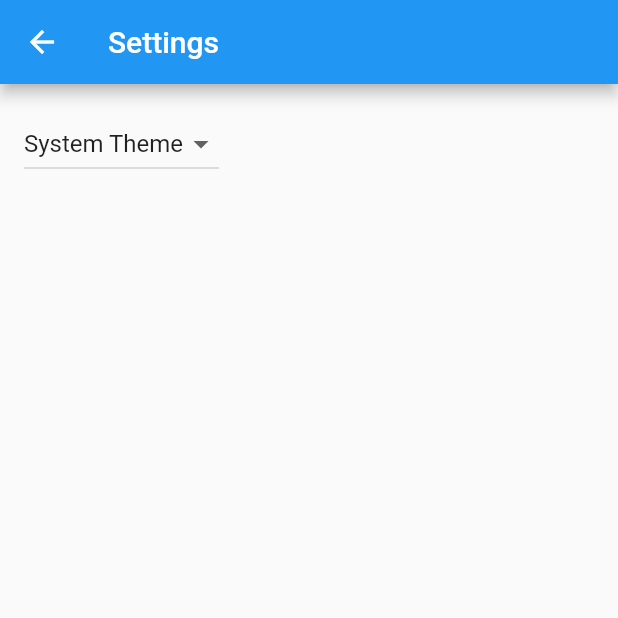
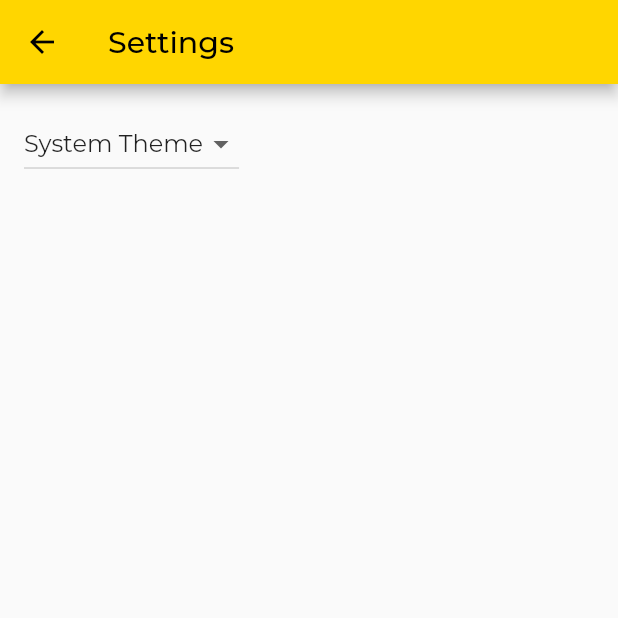
Before and after one commit to boostgrade/wtgt_delta, a Flutter app: the screen it shows after launch, item 2 of the bottom bar chosen, on a phone screen of 412 x 824 dp, the top half of it. Run offline on Flutter 3.47's test engine with Material 2 defaults, Android fonts, the phone set to English and light mode, and no system bars; our stand-ins replace bloc, dio, equatable, flutter_mobx, mobx, routemaster and 1 more; generated files the repository leaves out were written again.

Commit message:
feat(theme): add light theme: color, text, button, card

```diff
--- a/lib/src/core/ui/res/colors/colors.dart
+++ b/lib/src/core/ui/res/colors/colors.dart
@@ -3,26 +3,37 @@ import 'dart:ui';
 import 'package:flutter/material.dart';
 
 abstract class ProjectColors {
-  static const Color whiteColor = _white;
+  static const Color surface = _white;
+  static const Color background = _white;
   static const Color divider = _grey;
   static const Color shadow = _grey;
   static const Color disabledColor = _darkGrey;
   static const Color colorError = _freeSpeechRed;
-  static const Color primaryColor = _brightBlue;
+  static const Color primary = _brightYellow;
+  static const Color primaryColorDark = _darkYellow;
   static const Color activeColor = _green;
   static const Color textFieldColor = _brightGrey;
-  static const Color secondaryColor = _dustyBlue;
+  static const Color secondary = _dustyBlue;
   static const Color textColorPrimary = _black;
+  static const Color textColorSecondary = _darkGrey;
+  static const Color onError = _red;
+  static const Color onSurface = _black;
+  static const Color onBackground = _black;
+  static const Color onSecondary = _white;
+  static const Color onPrimary = _black;
+  static const Color card = _green;
 
 //TODO: Основная палитра
 
   static const Color _white = Color(0xFFFFFFFF);
   static const Color _grey = Color(0xFFDFDFDF);
   static const Color _freeSpeechRed = Color(0xFFE63946);
-  static const Color _darkGrey = Color(0xFF818C99);
-  static const Color _brightBlue = Color(0xFF457B9D);
-  static const Color _green = Color(0xFF90BE6D);
+  static const Color _darkGrey = Color(0xFF415170);
+  static const Color _green = Color(0xFFA9D899);
   static const Color _brightGrey = Color(0xFFEBEDF0);
   static const Color _dustyBlue = Color(0xFFA8DADC);
-  static const Color _black = Color(0xFF242424);
+  static const Color _black = Color(0xFF000000);
+  static const Color _brightYellow = Color(0xFFFFD600);
+  static const Color _darkYellow = Color(0xFFC7B800);
+  static const Color _red = Color(0xFFE33247);
 }
--- a/lib/src/features/app/ui/app.dart
+++ b/lib/src/features/app/ui/app.dart
@@ -1,12 +1,13 @@
-import 'package:provider/provider.dart';
-import 'package:routemaster/routemaster.dart';
-import 'package:where_to_go_today/src/features/app/ui/app_vm.dart';
-import 'package:where_to_go_today/src/di/app_dependency.dart';
-import 'package:where_to_go_today/src/navigation/navigation.dart';
 import 'package:flutter/material.dart';
 import 'package:flutter_gen/gen_l10n/app_localizations.dart';
 import 'package:flutter_localizations/flutter_localizations.dart';
+import 'package:provider/provider.dart';
+import 'package:routemaster/routemaster.dart';
 import 'package:where_to_go_today/src/core/ui/base/view_model_disposer_mixin.dart';
+import 'package:where_to_go_today/src/di/app_dependency.dart';
+import 'package:where_to_go_today/src/features/app/ui/app_vm.dart';
+import 'package:where_to_go_today/src/navigation/navigation.dart';
+import 'package:where_to_go_today/src/res/theme/wtgt_theme.dart';
 
 /// The Widget that configures your application.
 class App extends StatefulWidget {
@@ -16,7 +17,6 @@ class App extends StatefulWidget {
     Key? key,
     required this.vm,
   }) : super(key: key);
-
 
   @override
   State<App> createState() => _AppState();
@@ -52,7 +52,7 @@ class _AppState extends State<App> with ViewModelDisposerMixin<App, AppVm> {
           ],
           onGenerateTitle: (BuildContext context) =>
               AppLocalizations.of(context)!.appTitle,
-          theme: ThemeData(),
+          theme: WtgtTheme.lightTheme,
           darkTheme: ThemeData.dark(),
           themeMode: widget.vm.themeMode,
         );
--- /dev/null
+++ b/lib/src/res/theme/wtgt_theme.dart
@@ -0,0 +1,103 @@
+import 'package:flutter/cupertino.dart';
+import 'package:flutter/material.dart';
+import 'package:where_to_go_today/src/core/ui/res/colors/colors.dart';
+
+class WtgtTheme {
+  static ThemeData get lightTheme {
+    return ThemeData(
+      fontFamily: 'Montserrat',
+      textTheme: WtgtTextStyles.lightTextStyle,
+      colorScheme: WtgtColorScheme.lightColorScheme,
+      primaryColorDark: ProjectColors.primaryColorDark,
+      shadowColor: ProjectColors.shadow,
+      dividerColor: ProjectColors.divider,
+      disabledColor: ProjectColors.disabledColor,
+      backgroundColor: ProjectColors.background,
+      elevatedButtonTheme: ElevatedButtonThemeData(
+        style: ButtonStyle(
+          backgroundColor: MaterialStateProperty.resolveWith<Color>(
+            (Set<MaterialState> states) {
+              if (states.contains(MaterialState.disabled)) {
+                return ProjectColors.primary.withOpacity(0.5);
+              }
+
+              return ProjectColors.primary;
+            },
+          ),
+          shape: MaterialStateProperty.all(
+            const RoundedRectangleBorder(
+              borderRadius: BorderRadius.all(
+                Radius.circular(12.0),
+              ),
+            ),
+          ),
+          minimumSize: MaterialStateProperty.all(
+            const Size(double.infinity, 52.0),
+          ),
+        ),
+      ),
+      cardTheme: const CardTheme(
+        color: ProjectColors.card,
+        shape: RoundedRectangleBorder(
+          borderRadius: BorderRadius.all(
+            Radius.circular(12.0),
+          ),
+        ),
+      ),
+    );
+  }
+}
+
+class WtgtColorScheme {
+  static ColorScheme get lightColorScheme => const ColorScheme(
+        primary: ProjectColors.primary,
+        surface: ProjectColors.surface,
+        secondary: ProjectColors.secondary,
+        background: ProjectColors.background,
+        onPrimary: ProjectColors.onPrimary,
+        onSurface: ProjectColors.onSurface,
+        onBackground: ProjectColors.onBackground,
+        onSecondary: ProjectColors.onSecondary,
+        error: ProjectColors.colorError,
+        onError: ProjectColors.onError,
+        brightness: Brightness.light,
+      );
+}
+
+class WtgtTextStyles {
+  static TextTheme get lightTextStyle => const TextTheme(
+        headline1: TextStyle(
+          fontSize: 20.0,
+          fontWeight: FontWeight.w600,
+        ),
+        headline2: TextStyle(
+          fontSize: 24.0,
+          fontWeight: FontWeight.w600,
+        ),
+        subtitle2: TextStyle(
+          fontSize: 16.0,
+          fontWeight: FontWeight.w500,
+        ),
+        bodyText1: TextStyle(
+          fontSize: 20.0,
+          fontWeight: FontWeight.w500,
+        ),
+        bodyText2: TextStyle(
+          fontSize: 16.0,
+          fontWeight: FontWeight.w400,
+        ),
+        caption: TextStyle(
+          fontSize: 16.0,
+          fontWeight: FontWeight.w400,
+        ),
+        button: TextStyle(
+          fontSize: 16.0,
+          fontWeight: FontWeight.w600,
+          letterSpacing: 2.0,
+        ),
+        overline: TextStyle(
+          fontSize: 16.0,
+          fontWeight: FontWeight.w600,
+        ),
+      );
+}
```
Also changed, not shown: 2 other files.
